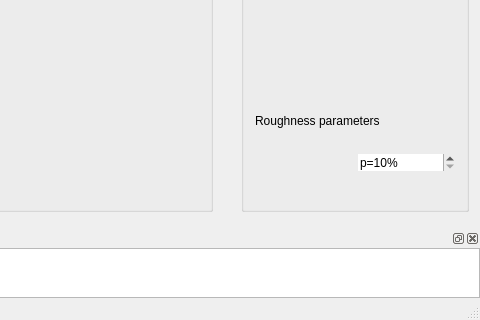
The window that cybervision/cybervision-app/UI/mainwindow.ui (zlogic/cybervision) describes before a commit, drawn with Qt 5; both pictures show x 720 to 1200 and y 330 to 650 of the 1200 by 650 pixel window.
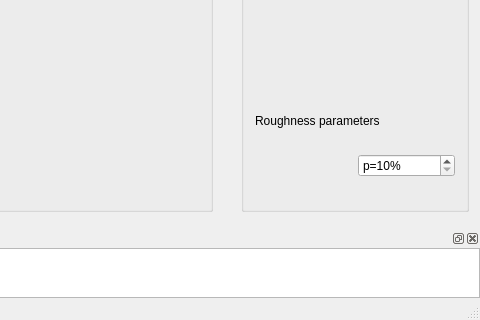
The same window after the commit. Icons and pictures are not drawn. Custom widgets are drawn as their Qt base class.

Commit message: - Changed tabstop order

```diff
--- a/cybervision/cybervision-app/UI/mainwindow.ui
+++ b/cybervision/cybervision-app/UI/mainwindow.ui
@@ -502,7 +502,7 @@
    <property name="minimumSize">
     <size>
      <width>250</width>
-     <height>475</height>
+     <height>477</height>
     </size>
    </property>
    <property name="features">
@@ -622,9 +622,6 @@
         </item>
         <item row="4" column="1">
          <widget class="QSpinBox" name="crosssectionPSpinBox">
-          <property name="frame">
-           <bool>false</bool>
-          </property>
           <property name="suffix">
            <string notr="true">%</string>
           </property>
```
Left out of the diff: 20 changed lines with no effect on the pictures.
